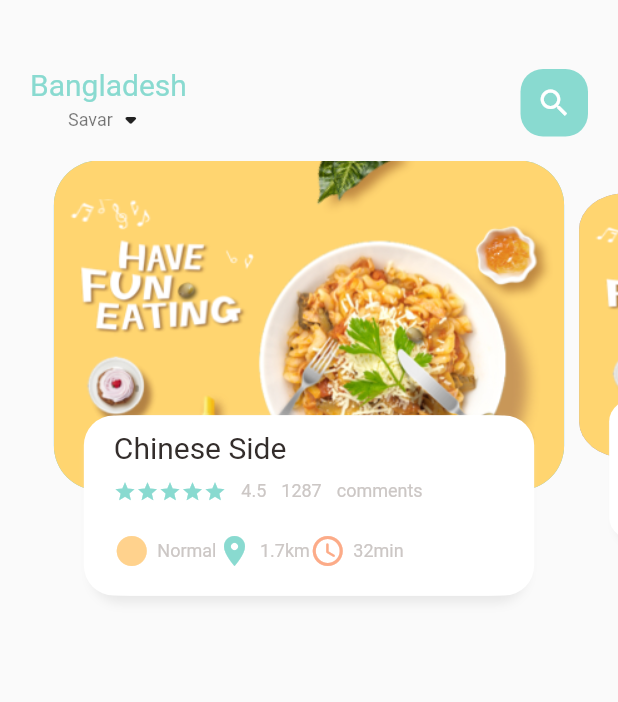
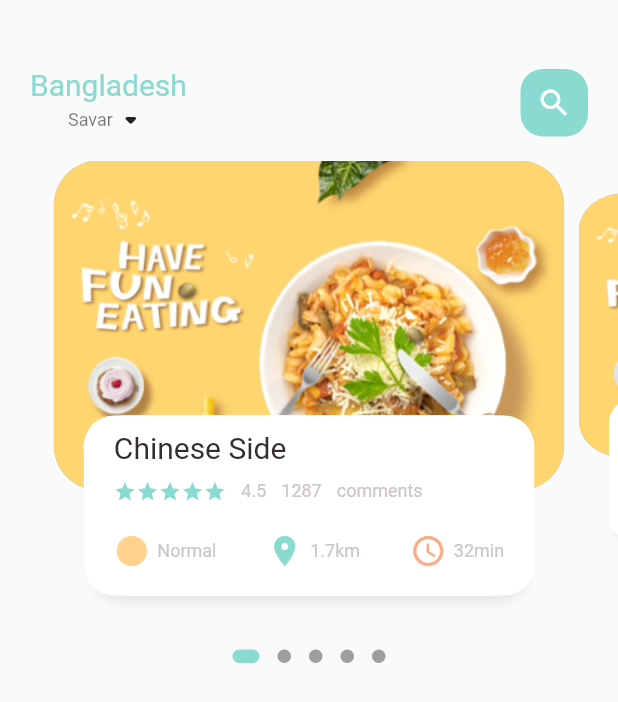
Before and after one commit to pasha13d/Shopping-App, a Flutter app: the screen it shows after launch, on a phone screen of 412 x 824 dp. Shown: the top 702 px of the screen. Run offline on Flutter 3.47's test engine with Material 2 defaults, Android fonts, the phone set to English and light mode, and no system bars; drawn by our look-alikes of dots_indicator.

```diff
--- a/lib/home/food_page_body.dart
+++ b/lib/home/food_page_body.dart
@@ -1,3 +1,4 @@
+import 'package:dots_indicator/dots_indicator.dart';
 import 'package:flutter/cupertino.dart';
 import 'package:flutter/material.dart';
 import 'package:shopping_app/utils/colors.dart';
@@ -37,7 +38,9 @@ class _FoodPageBodyState extends State<FoodPageBody> {
 
   @override
   Widget build(BuildContext context) {
-    return Container(
+    return Column(
+      children: [
+        Container(
           height: 320,
           child: PageView.builder(
             controller: pageController,
@@ -46,6 +49,18 @@ class _FoodPageBodyState extends State<FoodPageBody> {
               return _buildPageItem(index);
             }
           ),
+        ),
+        DotsIndicator(
+          dotsCount: 5,
+          position: _currentPageValue,
+          decorator: DotsDecorator(
+            activeColor: AppColors.mainColor,
+            size: const Size.square(9.0),
+            activeSize: const Size(18.0, 9.0),
+            activeShape: RoundedRectangleBorder(borderRadius: BorderRadius.circular(5.0)),
+          ),
+        )
+      ],
     );
   }
   Widget _buildPageItem(int index) {
@@ -69,7 +84,7 @@ class _FoodPageBodyState extends State<FoodPageBody> {
       var currScale = 0.8;
       matrix = Matrix4.diagonal3Values(1, currScale, 1)..setTranslationRaw(0, _height*(1-_scaleFactor)/2, 0);
     }
-    /// video ===> 1:54
+
     return Transform(
       transform: matrix,
       child: Stack(
@@ -133,6 +148,7 @@ class _FoodPageBodyState extends State<FoodPageBody> {
                     ),
                     SizedBox(height: 20),
                     Row(
+                      mainAxisAlignment: MainAxisAlignment.spaceBetween,
                       children: [
                         IconAndTextWidget(
                           icon: Icons.circle_sharp,
--- a/lib/home/main_food_page.dart
+++ b/lib/home/main_food_page.dart
@@ -20,8 +20,8 @@ class _MainFoodPageState extends State<MainFoodPage> {
         children: [
           Container(
             child: Container(
-              margin: EdgeInsets.only(top: 45, bottom: 15),
-              padding: EdgeInsets.only(left: 20, right: 20),
+              margin: const EdgeInsets.only(top: 45, bottom: 15),
+              padding: const EdgeInsets.only(left: 20, right: 20),
               child: Row(
                 mainAxisAlignment: MainAxisAlignment.spaceBetween,
                 children: [
--- /dev/null
+++ b/lib/utils/dimensions.dart
@@ -0,0 +1,3 @@
+class Dimensions {
+
+}
--- a/pubspec.yaml
+++ b/pubspec.yaml
@@ -13,6 +13,8 @@ environment:
 dependencies:
   flutter:
     sdk: flutter
+  get: ^4.1.4
+  dots_indicator: ^2.0.0
   cupertino_icons: ^1.0.2
 
 dev_dependencies:
```
Also changed, not shown: pubspec.lock. Lines whose indentation alone changed are shown as unchanged.
